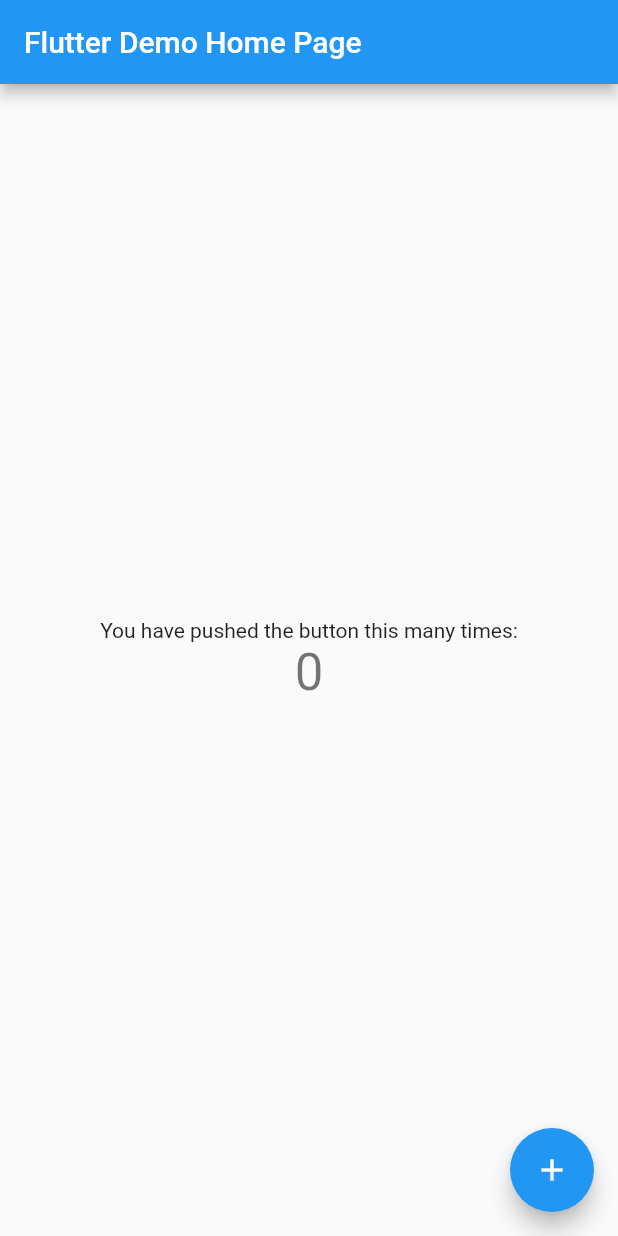
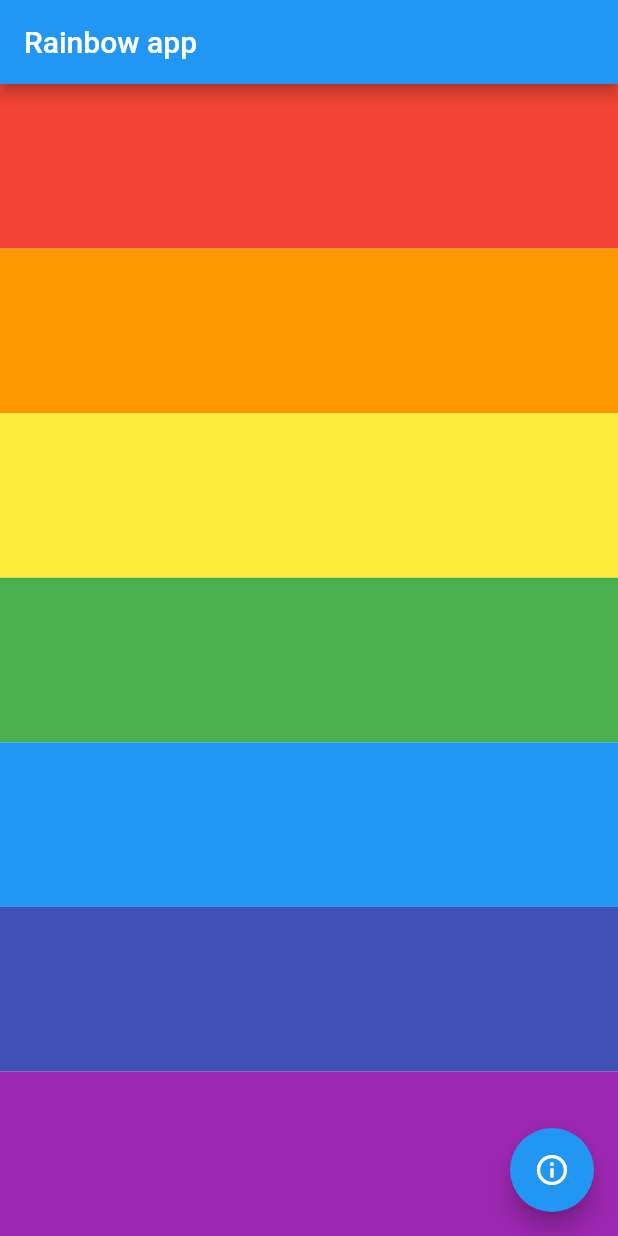
Before and after one commit to jenkinso/rainbow_app, a Flutter app: the screen it shows after launch, on a phone screen of 412 x 824 dp. Run offline on Flutter 3.47's test engine with Material 2 defaults, Android fonts, the phone set to English and light mode, and no system bars; our stand-ins replace audioplayers.

Commit message:
Rainbow now plays audio files.
Created rainbow.
Changed main widget to stateful.
Added FLoatingActionButton to toggle text.
Added event handler for playing audio.

```diff
--- a/lib/main.dart
+++ b/lib/main.dart
@@ -1,4 +1,6 @@
+import 'package:flutter/cupertino.dart';
 import 'package:flutter/material.dart';
+import 'package:audioplayers/audioplayers.dart';
 
 void main() {
   runApp(const MyApp());
@@ -10,27 +12,14 @@
   // This widget is the root of your application.
   @override
   Widget build(BuildContext context) {
-    return MaterialApp(
-      title: 'Flutter Demo',
-      theme: ThemeData(
-        // This is the theme of your application.
-        //
-        // Try running your application with "flutter run". You'll see the
-        // application has a blue toolbar. Then, without quitting the app, try
-        // changing the primarySwatch below to Colors.green and then invoke
-        // "hot reload" (press "r" in the console where you ran "flutter run",
-        // or simply save your changes to "hot reload" in a Flutter IDE).
-        // Notice that the counter didn't reset back to zero; the application
-        // is not restarted.
-        primarySwatch: Colors.blue,
-      ),
-      home: const MyHomePage(title: 'Flutter Demo Home Page'),
+    return const MaterialApp(
+      home: MyStatefulRainbow(title: 'Rainbow app'),
     );
   }
 }
 
-class MyHomePage extends StatefulWidget {
-  const MyHomePage({Key? key, required this.title}) : super(key: key);
+class MyStatefulRainbow extends StatefulWidget {
+  const MyStatefulRainbow({Key? key, required this.title}) : super(key: key);
 
   // This widget is the home page of your application. It is stateful, meaning
   // that it has a State object (defined below) that contains fields that affect
@@ -44,27 +33,57 @@
   final String title;
 
   @override
-  State<MyHomePage> createState() => _MyHomePageState();
+  State<MyStatefulRainbow> createState() => _MyStatefulRainbowState();
 }
 
-class _MyHomePageState extends State<MyHomePage> {
-  int _counter = 0;
+class _MyStatefulRainbowState extends State<MyStatefulRainbow> {
+  bool _isTextVisible = false;
+  static AudioCache player = AudioCache(prefix: 'assets/wav/');
+  static const audioFiles = ['note1.wav', 'note2.wav', 'note3.wav',
+    'note4.wav', 'note5.wav', 'note6.wav', 'note7.wav'];
 
-  void _incrementCounter() {
+  _MyStatefulRainbowState() {
+    // pre-load all audio files for music notes
+    player.loadAll(audioFiles);
+  }
+
+  /// toggle visibility of the rainbow colour labels
+  void _toggleTextVisibility() {
     setState(() {
       // This call to setState tells the Flutter framework that something has
       // changed in this State, which causes it to rerun the build method below
       // so that the display can reflect the updated values. If we changed
-      // _counter without calling setState(), then the build method would not be
+      // _isTextVisible without calling setState(), then the build method would not be
       // called again, and so nothing would appear to happen.
-      _counter++;
+      _isTextVisible = !_isTextVisible;
     });
+  }
+
+  /// handler for onTap event on rainbow: play a note
+  void _handleRainbowTap(String file) {
+    player.play(file, mode: PlayerMode.LOW_LATENCY);
+  }
+
+  /// return an Expanded Container representing a single coloured band of the rainbow
+  Expanded _buildRainbowBand({required Color? colour, required String text, required String file}) {
+    return Expanded(
+      child: GestureDetector(
+        onTap: () { _handleRainbowTap(file); },
+        child: Container(
+          color: colour,
+          child: Visibility(
+            child: Text(text, style: const TextStyle(fontSize: 30, color: Colors.white)),
+            visible: _isTextVisible,
+          ),
+        ),
+      ),
+    );
   }
 
   @override
   Widget build(BuildContext context) {
     // This method is rerun every time setState is called, for instance as done
-    // by the _incrementCounter method above.
+    // by the _toggleTextVisibility method above.
     //
     // The Flutter framework has been optimized to make rerunning build methods
     // fast, so that you can just rebuild anything that needs updating rather
@@ -75,41 +94,23 @@
         // the App.build method, and use it to set our appbar title.
         title: Text(widget.title),
       ),
-      body: Center(
-        // Center is a layout widget. It takes a single child and positions it
-        // in the middle of the parent.
-        child: Column(
-          // Column is also a layout widget. It takes a list of children and
-          // arranges them vertically. By default, it sizes itself to fit its
-          // children horizontally, and tries to be as tall as its parent.
-          //
-          // Invoke "debug painting" (press "p" in the console, choose the
-          // "Toggle Debug Paint" action from the Flutter Inspector in Android
-          // Studio, or the "Toggle Debug Paint" command in Visual Studio Code)
-          // to see the wireframe for each widget.
-          //
-          // Column has various properties to control how it sizes itself and
-          // how it positions its children. Here we use mainAxisAlignment to
-          // center the children vertically; the main axis here is the vertical
-          // axis because Columns are vertical (the cross axis would be
-          // horizontal).
-          mainAxisAlignment: MainAxisAlignment.center,
-          children: <Widget>[
-            const Text(
-              'You have pushed the button this many times:',
-            ),
-            Text(
-              '$_counter',
-              style: Theme.of(context).textTheme.headline4,
-            ),
-          ],
-        ),
+      body: Column(
+        crossAxisAlignment: CrossAxisAlignment.stretch,
+        children: [
+          _buildRainbowBand(colour: Colors.red, text: 'Red', file: audioFiles[0]),
+          _buildRainbowBand(colour: Colors.orange, text: 'Orange', file: audioFiles[1]),
+          _buildRainbowBand(colour: Colors.yellow, text: 'Yellow', file: audioFiles[2]),
+          _buildRainbowBand(colour: Colors.green, text: 'Green', file: audioFiles[3]),
+          _buildRainbowBand(colour: Colors.blue, text: 'Blue', file: audioFiles[4]),
+          _buildRainbowBand(colour: Colors.indigo, text: 'Indigo', file: audioFiles[5]),
+          _buildRainbowBand(colour: Colors.purple, text: 'Violet', file: audioFiles[6]),
+        ],
       ),
       floatingActionButton: FloatingActionButton(
-        onPressed: _incrementCounter,
-        tooltip: 'Increment',
-        child: const Icon(Icons.add),
-      ), // This trailing comma makes auto-formatting nicer for build methods.
+        onPressed: _toggleTextVisibility,
+        tooltip: 'Toggle visibility of rainbow colour labels',
+        child: const Icon(Icons.info_outline),
+      ),
     );
   }
 }
```
Also changed, not shown: lib/lab31.dart (added, +55 -0 lines).
